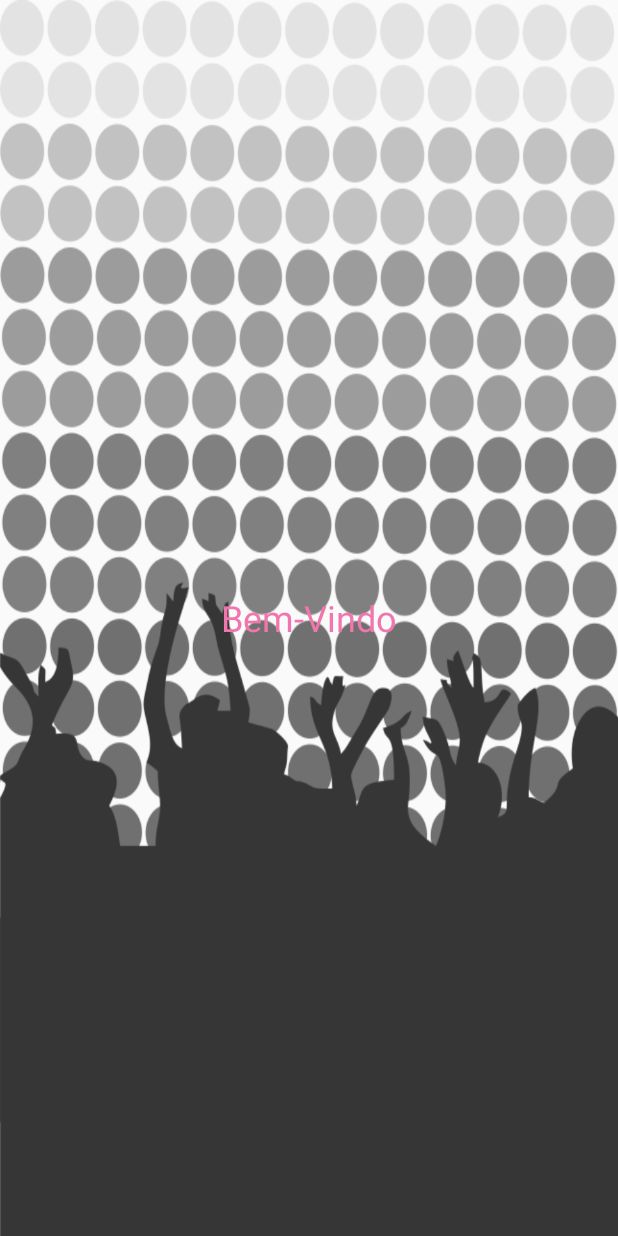
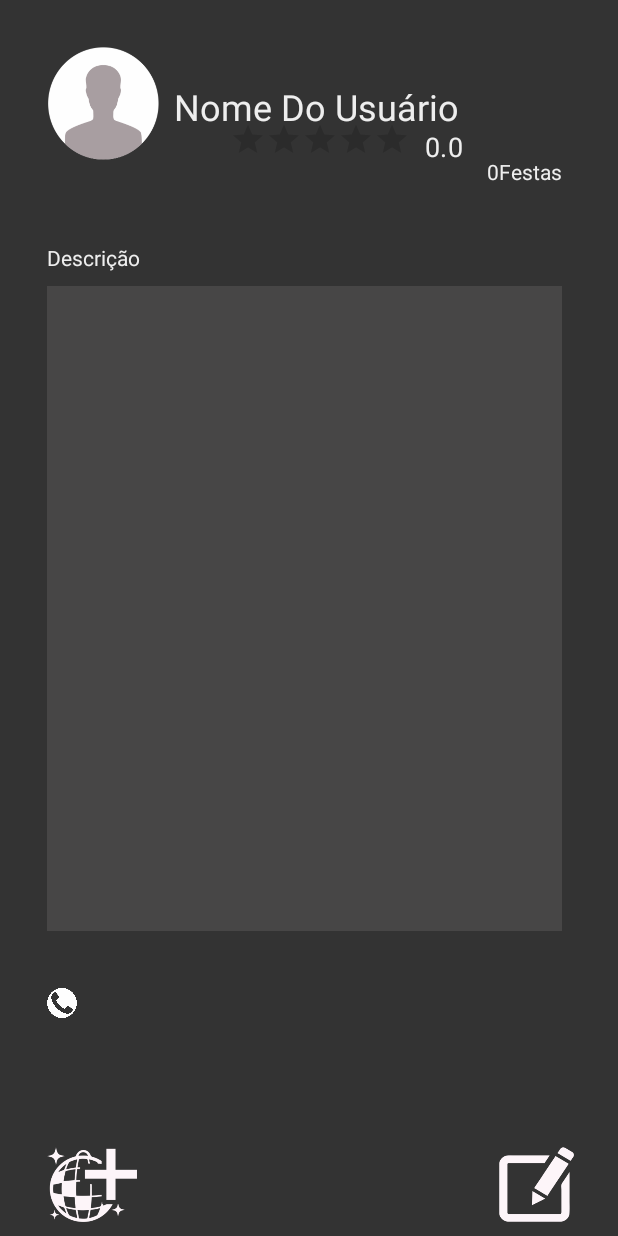
Before and after one commit to GhsVilela/PARTY, an Android app: the PerfilUsuario screen opened directly, with no data from a screen before it, on a phone screen of 412 x 824 dp. Run offline under Robolectric (Android 15) with nearby library versions, the phone set to English and light mode, and no system bars.

Commit message:
tela usuario

```diff
--- a/app/src/main/res/layout/activity_perfil_usuario.xml
+++ b/app/src/main/res/layout/activity_perfil_usuario.xml
@@ -1,22 +1,133 @@
 <?xml version="1.0" encoding="utf-8"?>
 <RelativeLayout xmlns:android="http://schemas.android.com/apk/res/android"
-    android:layout_width="match_parent" android:layout_height="match_parent">
+    xmlns:app="http://schemas.android.com/apk/res-auto"
+    android:layout_width="match_parent" android:layout_height="match_parent"
+    android:background="#333">
+
 
     <ImageView
-        android:layout_width="match_parent"
-        android:layout_height="match_parent"
-        android:background="@drawable/bg"/>
+        android:layout_width="75dp"
+        android:layout_height="75dp"
+        app:srcCompat="@drawable/foto"
+        android:layout_alignParentTop="true"
+        android:layout_alignParentStart="true"
+        android:layout_marginStart="31dp"
+        android:layout_marginTop="31dp"
+        android:id="@+id/foto"
+        />
 
     <TextView
         android:layout_width="wrap_content"
         android:layout_height="wrap_content"
-        android:text="Bem-Vindo"
-        android:id="@+id/textView"
-        android:layout_centerVertical="true"
-        android:layout_centerHorizontal="true"
-        android:textColor="#F176AD"
+        android:text="Nome Do Usuário"
+        android:id="@+id/nome_usuario"
+        android:textColor="#eee"
         android:textSize="24dp"
-        />
+        android:layout_marginBottom="19dp"
+        android:layout_marginStart="9dp"
+        android:layout_alignBottom="@+id/foto"
+        android:layout_toEndOf="@+id/foto" />
+
+    <TextView
+        android:text=""
+        android:layout_width="wrap_content"
+        android:layout_height="wrap_content"
+        android:layout_below="@+id/foto"
+        android:layout_marginTop="84dp"
+        android:background="#474646"
+        android:id="@+id/descricao"
+        android:layout_marginEnd="37dp"
+        android:layout_alignParentBottom="true"
+        android:layout_marginBottom="203dp"
+        android:layout_alignStart="@+id/foto"
+        android:layout_alignParentEnd="true" />
+
+    <TextView
+        android:text="0.0"
+        android:layout_width="wrap_content"
+        android:layout_height="wrap_content"
+        android:scaleX="1.3"
+        android:scaleY="1.3"
+        android:textColor="#eee"
+        android:id="@+id/nota_text"
+        android:layout_above="@+id/descricao"
+        android:layout_alignEnd="@+id/nome_usuario" />
+
+    <TextView
+        android:text="Descrição"
+        android:layout_width="wrap_content"
+        android:layout_height="wrap_content"
+        android:textColor="#eee"
+        android:layout_below="@+id/nota_estrela"
+        android:layout_alignStart="@+id/descricao"
+        android:layout_marginTop="38dp"
+        android:id="@+id/textdesc" />
+
+    <TextView
+        android:text="Festas"
+        android:layout_width="wrap_content"
+        android:layout_height="wrap_content"
+        android:textColor="#eee"
+        android:id="@+id/txtFestas"
+        android:layout_alignBottom="@+id/nota_estrela"
+        android:layout_alignEnd="@+id/descricao" />
+
+    <RatingBar
+        android:layout_width="wrap_content"
+        android:layout_height="wrap_content"
+        android:scaleX="0.5"
+        android:scaleY="0.5"
+        android:rating="0"
+        android:id="@+id/nota_estrela"
+        android:layout_marginTop="12dp"
+        android:layout_alignTop="@+id/nome_usuario"
+        android:layout_toEndOf="@+id/textdesc" />
+
+    <TextView
+        android:text="0"
+        android:layout_width="wrap_content"
+        android:layout_height="wrap_content"
+        android:textColor="#eee"
+        android:id="@+id/qtd_festas"
+        android:layout_alignBottom="@+id/nota_estrela"
+        android:layout_toStartOf="@+id/txtFestas" />
+
+    <ImageView
+        android:layout_width="20dp"
+        android:layout_height="20dp"
+        app:srcCompat="@drawable/iconTelefone"
+        android:layout_alignParentBottom="true"
+        android:layout_alignStart="@+id/descricao"
+        android:layout_marginBottom="145dp"
+        android:id="@+id/icontele" />
+
+    <TextView
+        android:text=""
+        android:layout_width="wrap_content"
+        android:layout_height="20dp"
+        android:textSize="20dp"
+        android:textColor="#eee"
+        android:id="@+id/contato"
+        android:layout_alignBottom="@+id/icontele"
+        android:layout_toEndOf="@+id/icontele"
+        android:layout_marginStart="9dp" />
+
+    <Button
+        android:background="@drawable/btnEditarPerfil"
+        android:layout_width="50dp"
+        android:layout_height="50dp"
+        android:id="@+id/editar_perfil"
+        android:layout_alignParentBottom="true"
+        android:layout_toEndOf="@+id/qtd_festas"
+        android:layout_marginBottom="9dp" />
+
+    <Button
+        android:background="@drawable/btnCriarFesta"
+        android:layout_width="60dp"
+        android:layout_height="50dp"
+        android:id="@+id/criar_festa"
+        android:layout_alignTop="@+id/editar_perfil"
+        android:layout_alignStart="@+id/icontele" />
 
 
 </RelativeLayout>
```
Also changed, not shown: app/src/main/res/drawable/btnCriarFesta.png (added), app/src/main/res/drawable/btnEditarPerfil.png (added), app/src/main/res/drawable/foto.png (added), app/src/main/res/drawable/iconTelefone.png (added).
